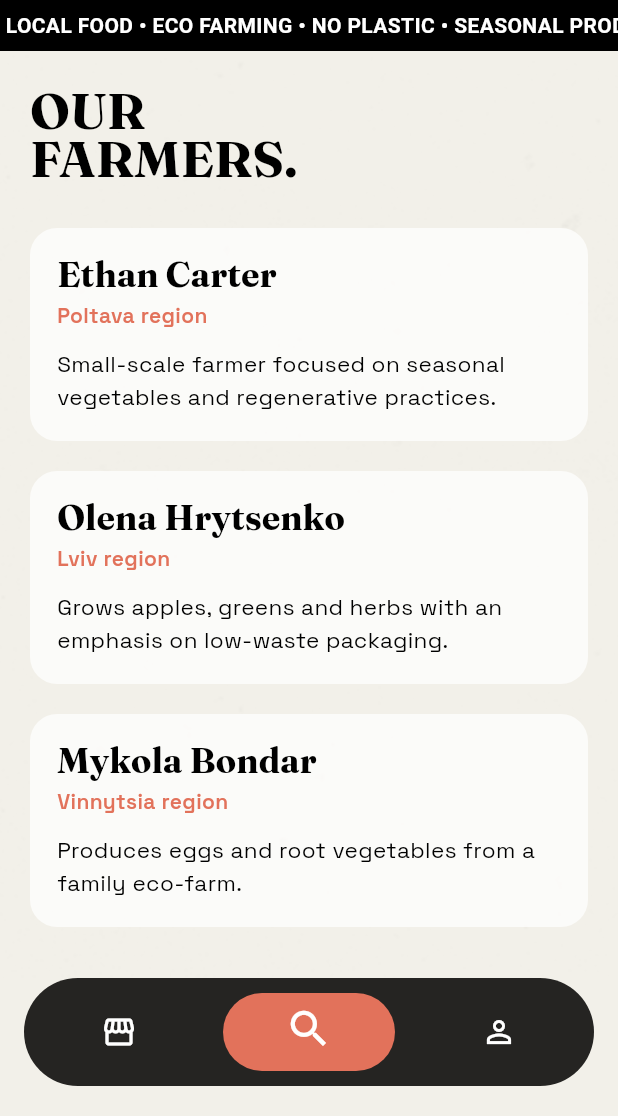
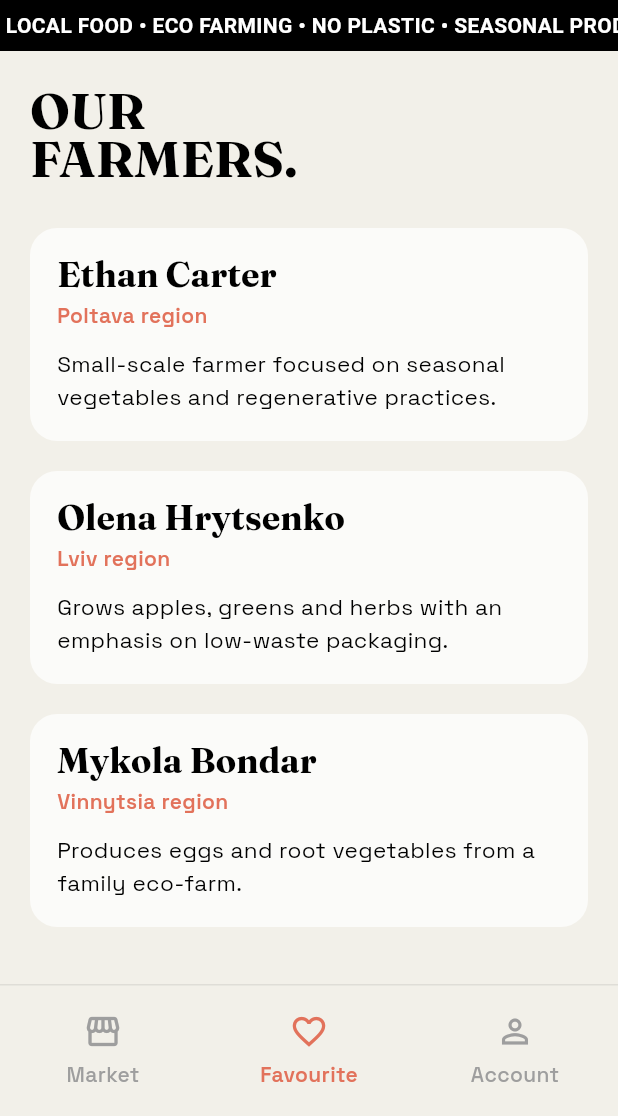
Before and after one commit to mind-dev-org/koren-mobile, a Flutter app: the RootScreen screen opened directly, item 2 of the bottom bar chosen, on a phone screen of 412 x 824 dp, the part 120-1236 px from its top. Run offline on Flutter 3.47's test engine with Material 3 defaults, Android fonts, the phone set to English and light mode, and no system bars; drawn by our look-alikes of marquee; our stand-ins replace cached_network_image, dio, shared_preferences; accounts and stored records are empty.

```diff
--- a/lib/screens/root_screen.dart
+++ b/lib/screens/root_screen.dart
@@ -2,6 +2,7 @@ import 'package:flutter/material.dart';
 import 'home_screen.dart';
 import 'farmers_screen.dart';
 import 'about_screen.dart';
+import '../theme/app_colors.dart';
 
 class RootScreen extends StatefulWidget {
   const RootScreen({super.key});
@@ -21,94 +22,80 @@ class _RootScreenState extends State<RootScreen> {
 
   @override
   Widget build(BuildContext context) {
-    final navWidth = MediaQuery.of(context).size.width - 32;
-    final pillWidth = navWidth / 3 - 12;
-
     return Scaffold(
-      body: Stack(
-        children: [
-          Positioned.fill(
-            child: IgnorePointer(
-              child: Opacity(
-                opacity: 0.06,
-                child: Image.asset(
-                  "assets/texture/background.png",
-                  fit: BoxFit.cover,
+      backgroundColor: AppColors.backgroundLight,
+      body: pages[currentIndex],
+      bottomNavigationBar: Container(
+        height: 88,
+        decoration: const BoxDecoration(
+          color: AppColors.backgroundLight,
+          border: Border(
+            top: BorderSide(
+              color: Color(0x14000000),
+              width: 1,
             ),
           ),
         ),
+        child: Row(
+          children: [
+            _navItem(
+              index: 0,
+              icon: Icons.storefront_outlined,
+              activeIcon: Icons.storefront,
+              label: 'Market',
             ),
-          pages[currentIndex],
-        ],
+            _navItem(
+              index: 1,
+              icon: Icons.favorite_border,
+              activeIcon: Icons.favorite_border,
+              label: 'Favourite',
             ),
-      bottomNavigationBar: Padding(
-        padding: const EdgeInsets.fromLTRB(16, 0, 16, 20),
-        child: Container(
-          height: 72,
-          decoration: BoxDecoration(
-            color: const Color(0xFF252422),
-            borderRadius: BorderRadius.circular(36),
-          ),
-          child: Stack(
-            alignment: Alignment.center,
-            children: [
-              AnimatedAlign(
-                duration: const Duration(milliseconds: 320),
-                curve: Curves.easeInOut,
-                alignment: switch (currentIndex) {
-                  0 => Alignment.centerLeft,
-                  1 => Alignment.center,
-                  _ => Alignment.centerRight,
-                },
-                child: Padding(
-                  padding: const EdgeInsets.symmetric(horizontal: 6),
-                  child: Container(
-                    width: pillWidth,
-                    height: 52,
-                    decoration: BoxDecoration(
-                      color: const Color(0xFFE2725B),
-                      borderRadius: BorderRadius.circular(28),
-                    ),
-                  ),
-                ),
-              ),
-              Row(
-                children: [
-                  Expanded(child: navItem(0, Icons.storefront)),
-                  Expanded(child: navItem(1, Icons.search)),
-                  Expanded(child: navItem(2, Icons.person_outline)),
-                ],
+            _navItem(
+              index: 2,
+              icon: Icons.person_outline,
+              activeIcon: Icons.person_outline,
+              label: 'Account',
             ),
           ],
-          ),
         ),
       ),
     );
   }
 
-  Widget navItem(int index, IconData icon) {
+  Widget _navItem({
+    required int index,
+    required IconData icon,
+    required IconData activeIcon,
+    required String label,
+  }) {
     final bool active = currentIndex == index;
 
-    return GestureDetector(
+    return Expanded(
+      child: InkWell(
         onTap: () {
           setState(() {
             currentIndex = index;
           });
         },
-      child: Center(
-        child: AnimatedContainer(
-          duration: const Duration(milliseconds: 250),
-          curve: Curves.easeInOut,
-          transform: Matrix4.translationValues(0, active ? -2 : 0, 0),
-          child: AnimatedScale(
-            duration: const Duration(milliseconds: 250),
-            scale: active ? 1.15 : 1.0,
-            child: Icon(
-              icon,
-              size: active ? 28 : 24,
-              color: Colors.white,
+        child: Column(
+          mainAxisAlignment: MainAxisAlignment.center,
+          children: [
+            Icon(
+              active ? activeIcon : icon,
+              size: 26,
+              color: active ? AppColors.accent : Colors.grey,
+            ),
+            const SizedBox(height: 6),
+            Text(
+              label,
+              style: TextStyle(
+                fontFamily: 'SpaceGrotesk',
+                fontSize: 14,
+                fontWeight: active ? FontWeight.w600 : FontWeight.w500,
+                color: active ? AppColors.accent : Colors.grey,
               ),
             ),
+          ],
         ),
       ),
     );
```
Also changed, not shown: lib/screens/home_screen.dart (+210 -137 lines). Lines whose indentation alone changed are shown as unchanged.
